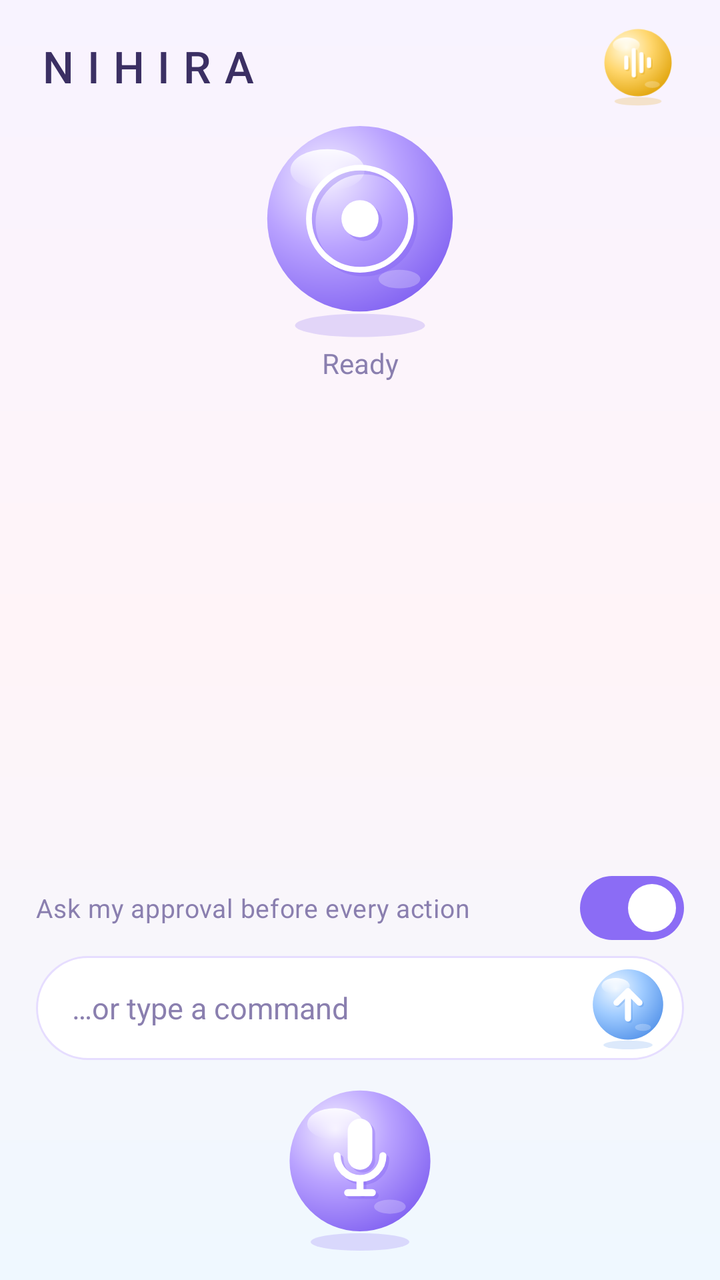
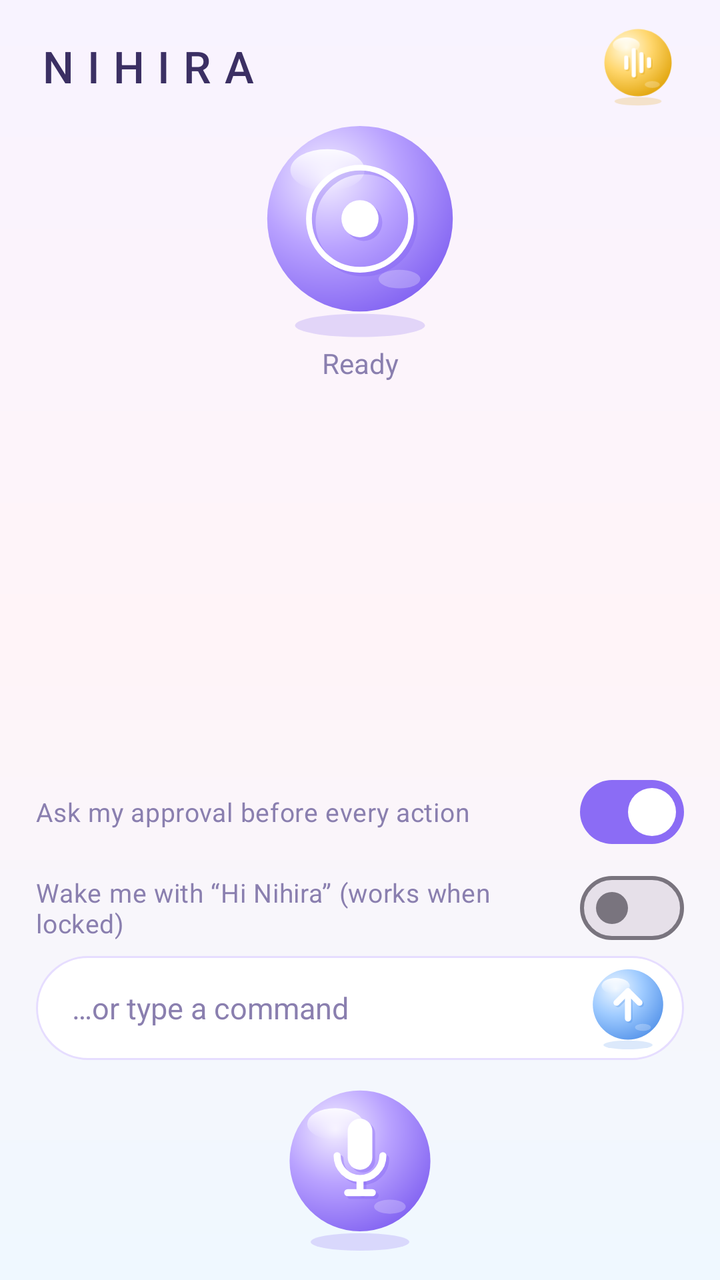

Compare the two renders of this Android layout. The source of the first and the diff that turns it into the second are given below.
<!-- AndroidManifest.xml: application theme Theme.Nihira -->
<!-- res/layout/activity_main.xml -->
<?xml version="1.0" encoding="utf-8"?>
<LinearLayout xmlns:android="http://schemas.android.com/apk/res/android"
    android:layout_width="match_parent"
    android:layout_height="match_parent"
    android:orientation="vertical"
    android:background="@drawable/bg_pastel"
    android:fitsSystemWindows="true"
    android:paddingStart="18dp"
    android:paddingEnd="18dp"
    android:paddingTop="10dp"
    android:paddingBottom="12dp">

    
    <LinearLayout
        android:layout_width="match_parent"
        android:layout_height="wrap_content"
        android:gravity="center_vertical"
        android:orientation="horizontal">

        <TextView
            android:layout_width="0dp"
            android:layout_height="wrap_content"
            android:layout_weight="1"
            android:fontFamily="sans-serif-medium"
            android:letterSpacing="0.3"
            android:text="@string/app_name"
            android:textColor="@color/ink"
            android:textSize="22sp" />

        <ImageButton
            android:id="@+id/voiceButton"
            android:layout_width="46dp"
            android:layout_height="46dp"
            android:background="?attr/selectableItemBackgroundBorderless"
            android:contentDescription="@string/change_voice"
            android:padding="2dp"
            android:scaleType="fitCenter"
            android:src="@drawable/ic3d_voice" />
    </LinearLayout>

    
    <ImageView
        android:id="@+id/orb"
        android:layout_width="116dp"
        android:layout_height="116dp"
        android:layout_gravity="center_horizontal"
        android:contentDescription="@string/app_name"
        android:src="@drawable/orb_idle" />

    <TextView
        android:id="@+id/statusText"
        android:layout_width="match_parent"
        android:layout_height="wrap_content"
        android:gravity="center"
        android:text="Ready"
        android:textColor="@color/ink_soft"
        android:textSize="14sp" />

    
    <ScrollView
        android:id="@+id/chatScroll"
        android:layout_width="match_parent"
        android:layout_height="0dp"
        android:layout_marginTop="8dp"
        android:layout_weight="1"
        android:fadingEdgeLength="24dp"
        android:requiresFadingEdge="vertical">

        <LinearLayout
            android:id="@+id/chat"
            android:layout_width="match_parent"
            android:layout_height="wrap_content"
            android:orientation="vertical"
            android:paddingTop="6dp"
            android:paddingBottom="6dp" />
    </ScrollView>

    
    <LinearLayout
        android:id="@+id/approvalCard"
        android:layout_width="match_parent"
        android:layout_height="wrap_content"
        android:layout_marginTop="8dp"
        android:background="@drawable/card_approval"
        android:orientation="vertical"
        android:padding="16dp"
        android:visibility="gone">

        <TextView
            android:id="@+id/approvalText"
            android:layout_width="match_parent"
            android:layout_height="wrap_content"
            android:gravity="center"
            android:textColor="@color/ink"
            android:textSize="16sp" />

        <LinearLayout
            android:layout_width="match_parent"
            android:layout_height="wrap_content"
            android:layout_marginTop="10dp"
            android:orientation="horizontal">

            <LinearLayout
                android:id="@+id/rejectButton"
                android:layout_width="0dp"
                android:layout_height="wrap_content"
                android:layout_weight="1"
                android:background="?attr/selectableItemBackgroundBorderless"
                android:clickable="true"
                android:focusable="true"
                android:contentDescription="@string/cancel"
                android:gravity="center"
                android:orientation="vertical">

                <ImageView
                    android:layout_width="60dp"
                    android:layout_height="60dp"
                    android:importantForAccessibility="no"
                    android:src="@drawable/ic3d_cross" />

                <TextView
                    android:layout_width="wrap_content"
                    android:layout_height="wrap_content"
                    android:text="@string/cancel"
                    android:textColor="@color/ink"
                    android:textSize="14sp" />
            </LinearLayout>

            <LinearLayout
                android:id="@+id/approveButton"
                android:layout_width="0dp"
                android:layout_height="wrap_content"
                android:layout_weight="1"
                android:background="?attr/selectableItemBackgroundBorderless"
                android:clickable="true"
                android:focusable="true"
                android:contentDescription="@string/approve"
                android:gravity="center"
                android:orientation="vertical">

                <ImageView
                    android:layout_width="60dp"
                    android:layout_height="60dp"
                    android:importantForAccessibility="no"
                    android:src="@drawable/ic3d_check" />

                <TextView
                    android:layout_width="wrap_content"
                    android:layout_height="wrap_content"
                    android:text="@string/approve"
                    android:textColor="@color/ink"
                    android:textSize="14sp" />
            </LinearLayout>
        </LinearLayout>
    </LinearLayout>

    <com.google.android.material.materialswitch.MaterialSwitch
        android:id="@+id/alwaysAskSwitch"
        android:layout_width="match_parent"
        android:layout_height="wrap_content"
        android:layout_marginTop="6dp"
        android:checked="true"
        android:text="@string/always_ask"
        android:textColor="@color/ink_soft"
        android:textSize="13sp" />

    
    <LinearLayout
        android:layout_width="match_parent"
        android:layout_height="52dp"
        android:background="@drawable/pill_input"
        android:gravity="center_vertical"
        android:orientation="horizontal"
        android:paddingStart="18dp"
        android:paddingEnd="6dp">

        <EditText
            android:id="@+id/typeInput"
            android:layout_width="0dp"
            android:layout_height="wrap_content"
            android:layout_weight="1"
            android:background="@null"
            android:hint="@string/type_hint"
            android:imeOptions="actionSend"
            android:inputType="text"
            android:textColor="@color/ink"
            android:textColorHint="@color/ink_soft"
            android:textSize="15sp" />

        <ImageButton
            android:id="@+id/sendButton"
            android:layout_width="44dp"
            android:layout_height="44dp"
            android:background="?attr/selectableItemBackgroundBorderless"
            android:contentDescription="@string/send"
            android:scaleType="fitCenter"
            android:src="@drawable/ic3d_send" />
    </LinearLayout>

    
    <ImageButton
        android:id="@+id/micButton"
        android:layout_width="88dp"
        android:layout_height="88dp"
        android:layout_gravity="center_horizontal"
        android:layout_marginTop="10dp"
        android:background="?attr/selectableItemBackgroundBorderless"
        android:contentDescription="@string/tap_to_speak"
        android:scaleType="fitCenter"
        android:src="@drawable/btn_mic_3d" />
</LinearLayout>
<!-- resources referenced by this layout -->
<resources>
  <color name="ink">#FF3B2F63</color>
  <color name="ink_soft">#FF8A7FAF</color>
  <!-- drawable bg_pastel (drawable) -->
  <?xml version="1.0" encoding="utf-8"?>
  <shape xmlns:android="http://schemas.android.com/apk/res/android">
      <gradient android:angle="270" android:startColor="#FFF8F3FF" android:centerColor="#FFFFF4F8" android:endColor="#FFEFF8FF" />
  </shape>
  <!-- drawable card_approval (drawable) -->
  <?xml version="1.0" encoding="utf-8"?>
  <shape xmlns:android="http://schemas.android.com/apk/res/android">
      <solid android:color="#FFFFF1E8" />
      <stroke android:width="1dp" android:color="#FFFFD3BD" />
      <corners android:radius="26dp" />
  </shape>
  <!-- drawable pill_input (drawable) -->
  <?xml version="1.0" encoding="utf-8"?>
  <shape xmlns:android="http://schemas.android.com/apk/res/android">
      <solid android:color="#FFFFFFFF" />
      <stroke android:width="1dp" android:color="#FFE6DDFF" />
      <corners android:radius="28dp" />
  </shape>
  <string name="always_ask">Ask my approval before every action</string>
  <string name="app_name">NIHIRA</string>
  <string name="approve">Approve</string>
  <string name="cancel">Cancel</string>
  <string name="change_voice">Change NIHIRA\'s voice</string>
  <string name="send">Send</string>
  <string name="tap_to_speak">Tap to speak</string>
  <string name="type_hint">…or type a command</string>
  <style name="Theme.Nihira" parent="Theme.Material3.Light.NoActionBar">
          <item name="colorPrimary">@color/lilac_deep</item>
          <item name="colorOnPrimary">#FFFFFFFF</item>
          <item name="colorPrimaryContainer">@color/lilac_soft</item>
          <item name="colorSurface">#FFFFFFFF</item>
          <item name="android:colorBackground">@color/bg_top</item>
          <item name="android:statusBarColor">@color/bg_top</item>
          <item name="android:navigationBarColor">@color/bg_bottom</item>
          <item name="android:windowLightStatusBar">true</item>
      </style>
  <color name="lilac_deep">#FF8B6CF5</color>
  <color name="lilac_soft">#FFEDE5FF</color>
  <color name="bg_top">#FFF8F3FF</color>
  <color name="bg_bottom">#FFEFF8FF</color>
  <!-- unchanged entries left out for length: 6 -->
</resources>

<!-- the commit's change to res/layout/activity_main.xml (unified diff, before → after) -->
@@ -164,6 +164,15 @@
         android:textColor="@color/ink_soft"
         android:textSize="13sp" />
 
+    <com.google.android.material.materialswitch.MaterialSwitch
+        android:id="@+id/wakeSwitch"
+        android:layout_width="match_parent"
+        android:layout_height="wrap_content"
+        android:checked="false"
+        android:text="@string/wake_switch"
+        android:textColor="@color/ink_soft"
+        android:textSize="13sp" />
+
     
     <LinearLayout
         android:layout_width="match_parent"
<!-- resource entries referenced after the edit -->
@@ -29,6 +29,7 @@
   <string name="send">Send</string>
   <string name="tap_to_speak">Tap to speak</string>
   <string name="type_hint">…or type a command</string>
+  <string name="wake_switch">Wake me with “Hi Nihira” (works when locked)</string>
   <style name="Theme.Nihira" parent="Theme.Material3.Light.NoActionBar">
           <item name="colorPrimary">@color/lilac_deep</item>
           <item name="colorOnPrimary">#FFFFFFFF</item>
